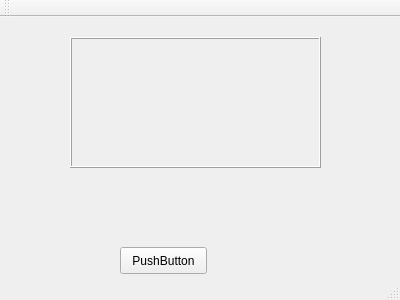
Above: mainwindow.ui from Ruj89/infmedica before the change. Below: the same form after it.
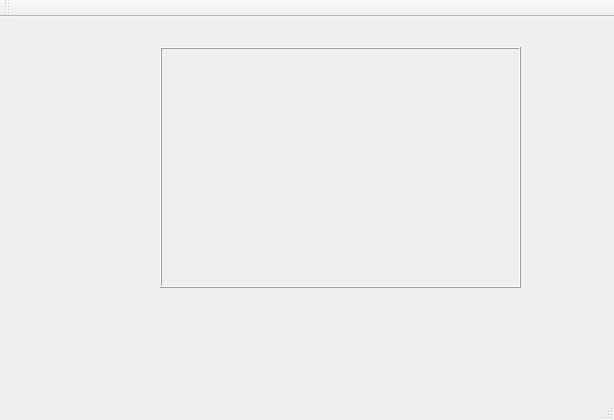
That is the form after the change.

```diff
--- a/mainwindow.ui
+++ b/mainwindow.ui
@@ -6,37 +6,24 @@
    <rect>
     <x>0</x>
     <y>0</y>
-    <width>400</width>
-    <height>300</height>
+    <width>614</width>
+    <height>420</height>
    </rect>
   </property>
   <property name="windowTitle">
    <string>VideoCapture</string>
   </property>
   <widget class="QWidget" name="centralWidget">
-   <widget class="QPushButton" name="btnProva">
-    <property name="geometry">
-     <rect>
-      <x>120</x>
-      <y>230</y>
-      <width>87</width>
-      <height>27</height>
-     </rect>
-    </property>
-    <property name="text">
-     <string>PushButton</string>
-    </property>
-   </widget>
    <widget class="QLabel" name="WidgetImageLabel">
     <property name="enabled">
      <bool>true</bool>
     </property>
     <property name="geometry">
      <rect>
-      <x>70</x>
-      <y>20</y>
-      <width>251</width>
-      <height>131</height>
+      <x>160</x>
+      <y>30</y>
+      <width>361</width>
+      <height>241</height>
      </rect>
     </property>
     <property name="sizePolicy">
```
